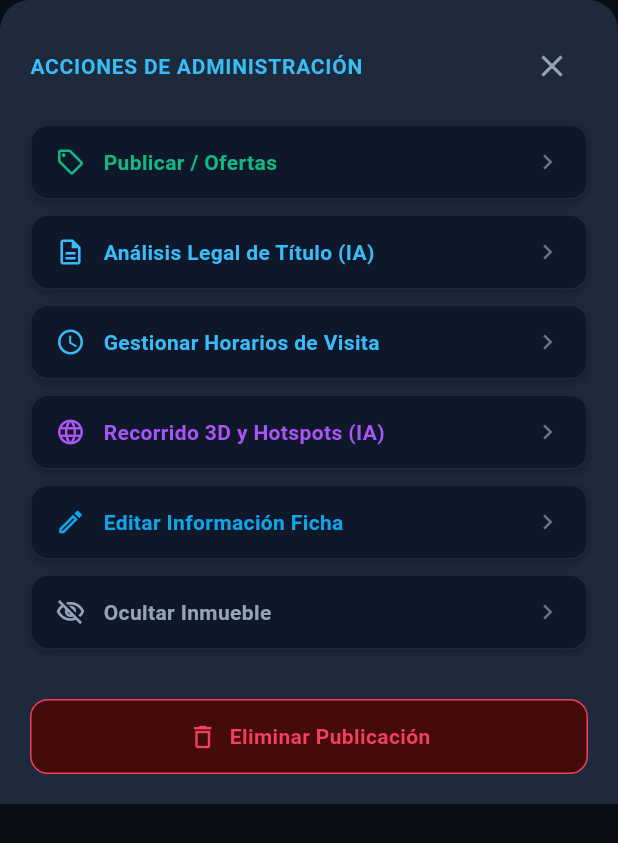
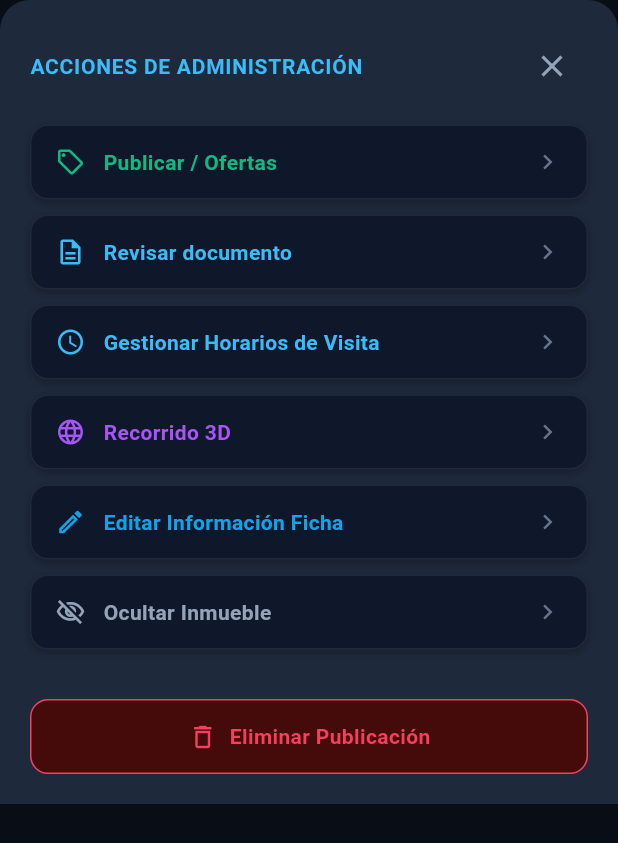
Before and after one commit to groverchv/Autogestion-Inmobiliaria, a Flutter app: the GestionInmuebleModal widget shown alone on an empty page, opened directly with empty values, on a phone screen of 412 x 824 dp. Shown: the top 843 px of the screen. Run offline on Flutter 3.47's test engine with Material 3 defaults, Android fonts, the phone set to English and light mode, and no system bars; our stand-ins replace camera, flutter_secure_storage, flutter_tts, image_picker, permission_handler, sensors_plus and 1 more; accounts and stored records are empty; network calls fail; project files that could hold a hidden picture were left out.

Commit message:
ux-5: contrato legible, pago con siguiente paso y registro en 2 pasos
- ContratoDetalle: texto legal completo va a colapsable; pestanas renombradas
  (Resumen / Preguntas / Documento); 'Firmar contrato' / 'No estoy de acuerdo'
  en lenguaje llano; se quitan menciones a blockchain, IA y Llama del copy
  visible y fondos claros residuales.
- PagoExitoso/PagoCancelado: 'Pago recibido' + seccion 'Que sigue?' con
  acciones claras (ver comprobante, ver mi actividad).
- Registro: ahora en 2 pasos (Tu cuenta / Tus datos) con barra de progreso
  y nota explicando por que se pide CI y fecha de nacimiento.
- Emoji sweep: se eliminan todos los emojis y simbolos de la UI (web+movil),
  reemplazados por iconos lucide / Icons.* nativos, conforme a AGENTS.md.
- Movil: jerga tecnica simplificada en gestion de inmueble, detalle y visor.

Generated with [Devin](https://devin.ai)

Co-Authored-By: Devin <158243242+devin-ai-integration[bot]@users.noreply.github.com>

```diff
--- a/Movil/lib/screens/propiedad_detalle_screen.dart
+++ b/Movil/lib/screens/propiedad_detalle_screen.dart
@@ -472,7 +472,7 @@ class _PropiedadDetalleScreenState extends State<PropiedadDetalleScreen> {
                               );
                             },
                             icon: const Icon(Icons.document_scanner_outlined, color: AppColors.primary, size: 20),
-                            tooltip: 'Auditoría IA Check-in/out',
+                            tooltip: 'Revisión de entrega',
                           ),
                         ),
                         const SizedBox(width: 8),
--- a/Movil/lib/screens/visor_inmersivo_360_screen.dart
+++ b/Movil/lib/screens/visor_inmersivo_360_screen.dart
@@ -522,7 +522,7 @@ class _VisorInmersivo360ScreenState extends State<VisorInmersivo360Screen> with
   Future<void> _consultarAsistente(String consulta) async {
     setState(() {
       _procesandoNLP = true;
-      _locucionActual = 'Analizando tu pregunta con IA: "$consulta"...';
+      _locucionActual = 'Analizando tu pregunta: "$consulta"...';
     });
 
     final api = context.read<AuthProvider>().apiService;
@@ -532,7 +532,7 @@ class _VisorInmersivo360ScreenState extends State<VisorInmersivo360Screen> with
     );
 
     if (res != null && mounted) {
-      final String respuestaTexto = res['respuesta'] ?? 'Medición registrada con IA.';
+      final String respuestaTexto = res['respuesta'] ?? 'Medición registrada.';
 
       // Si la IA nos devuelve orientación de cámara hacia el objeto consultado, rotamos la vista 360°
       if (res['camara_360'] != null) {
--- a/Movil/lib/widgets/gestion_inmueble_modal.dart
+++ b/Movil/lib/widgets/gestion_inmueble_modal.dart
@@ -170,7 +170,7 @@ class _GestionInmuebleModalState extends State<GestionInmuebleModal> {
           children: [
             Icon(Icons.verified_user_outlined, color: AppColors.primary),
             SizedBox(width: 8),
-            Text('Análisis Legal de Título (IA)', style: TextStyle(fontSize: 16, fontWeight: FontWeight.bold, color: AppColors.textPrimary)),
+            Text('Revisar documento de propiedad', style: TextStyle(fontSize: 16, fontWeight: FontWeight.bold, color: AppColors.textPrimary)),
           ],
         ),
         content: Column(
@@ -183,7 +183,7 @@ class _GestionInmuebleModalState extends State<GestionInmuebleModal> {
             ),
             const SizedBox(height: 8),
             const Text(
-              'El motor inteligente de IA audita los folios reales, certificados catastrales y sella la trazabilidad en Blockchain para garantizar seguridad jurídica.',
+              'Revisamos el documento de propiedad y guardamos un registro seguro del análisis. Esta revisión es referencial y no reemplaza una verificación notarial.',
               style: TextStyle(color: AppColors.textSecondary, fontSize: 13, height: 1.4),
             ),
             const SizedBox(height: 12),
@@ -200,7 +200,7 @@ class _GestionInmuebleModalState extends State<GestionInmuebleModal> {
                   SizedBox(width: 8),
                   Expanded(
                     child: Text(
-                      'Documentos en orden y sellados criptográficamente.',
+                      'Documento revisado y en orden.',
                       style: TextStyle(color: Colors.white, fontSize: 12, fontWeight: FontWeight.w600),
                     ),
                   ),
@@ -215,11 +215,11 @@ class _GestionInmuebleModalState extends State<GestionInmuebleModal> {
             onPressed: () {
               Navigator.pop(ctx);
               ScaffoldMessenger.of(context).showSnackBar(
-                const SnackBar(content: Text('Auditoría Legal IA verificada'), backgroundColor: AppColors.success),
+                const SnackBar(content: Text('Documento revisado'), backgroundColor: AppColors.success),
               );
             },
             icon: const Icon(Icons.refresh, size: 16, color: Colors.white),
-            label: const Text('Re-Auditar con IA', style: TextStyle(color: Colors.white, fontWeight: FontWeight.bold)),
+            label: const Text('Revisar de nuevo', style: TextStyle(color: Colors.white, fontWeight: FontWeight.bold)),
             style: ElevatedButton.styleFrom(backgroundColor: AppColors.primaryDark),
           ),
         ],
@@ -318,7 +318,7 @@ class _GestionInmuebleModalState extends State<GestionInmuebleModal> {
             // 2. Análisis Legal de Título (IA)
             _buildActionButton(
               icon: Icons.description_outlined,
-              label: 'Análisis Legal de Título (IA)',
+              label: 'Revisar documento',
               color: AppColors.primary,
               onTap: _abrirAnalisisLegalIA,
             ),
@@ -336,7 +336,7 @@ class _GestionInmuebleModalState extends State<GestionInmuebleModal> {
             // 4. Recorrido 3D y Hotspots (IA)
             _buildActionButton(
               icon: Icons.language,
-              label: 'Recorrido 3D y Hotspots (IA)',
+              label: 'Recorrido 3D',
               color: const Color(0xFFA855F7),
               onTap: () {
                 Navigator.pop(context);
```
Also changed, not shown: 9 other files.
